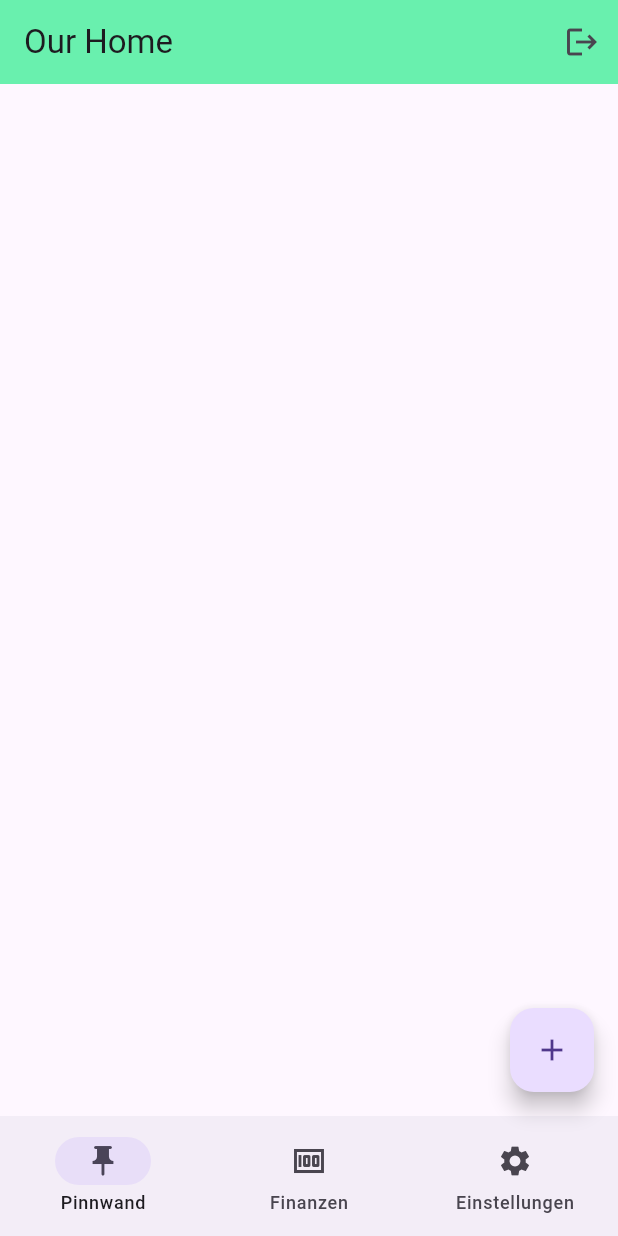
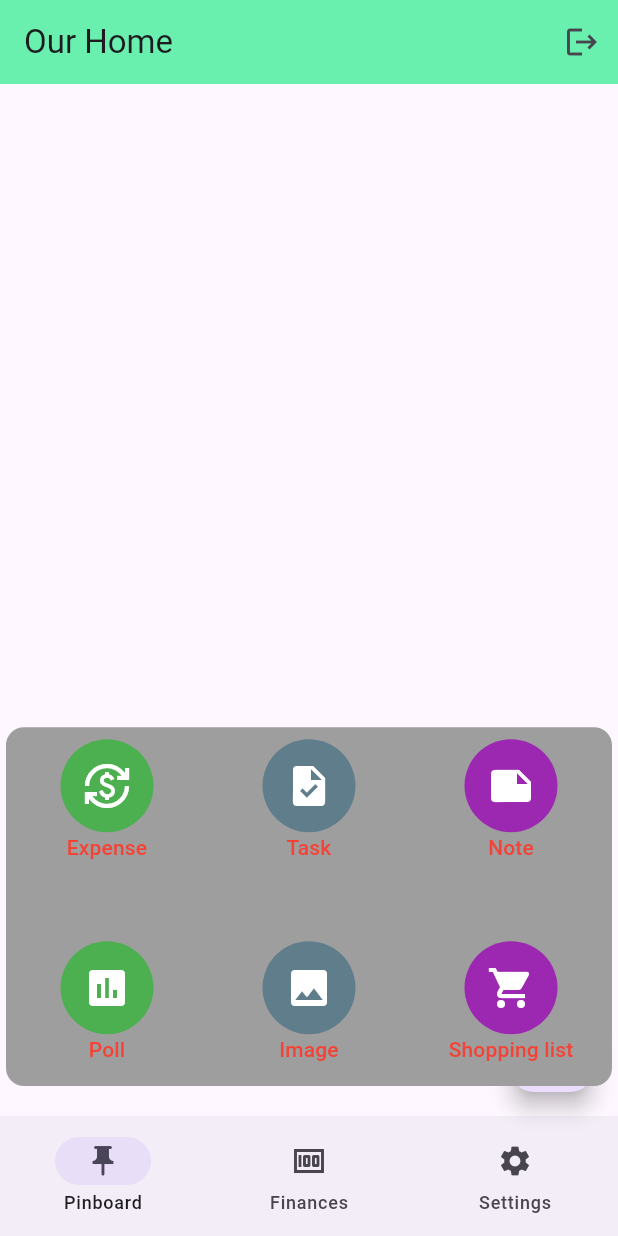
Before and after one commit to anbraten/ourhome, a Flutter app: the HomeScreen screen opened by its route, after a tap on the "add" icon, on a phone screen of 412 x 824 dp. Run offline on Flutter 3.47's test engine with Material 3 defaults, Android fonts, the phone set to English and light mode, and no system bars; our stand-ins replace go_router, pocketbase, shared_preferences; accounts and stored records are empty; network calls fail.

Commit message:
feat: improve post types

```diff
--- a/lib/pages/home.dart
+++ b/lib/pages/home.dart
@@ -52,49 +52,34 @@ class _HomeScreenState extends State<HomeScreen> with TickerProviderStateMixin {
   GlobalKey globalKey = GlobalKey();
   List<Map> postTypes = [
     {
-      "icon": Icons.home,
+      "icon": Icons.currency_exchange,
       "color": Colors.green,
-      "text": "Horst",
+      "text": "Expense",
     },
     {
-      "icon": Icons.settings,
+      "icon": Icons.task,
       "color": Colors.blueGrey,
-      "text": "Horst",
+      "text": "Task",
     },
     {
-      "icon": Icons.location_city,
+      "icon": Icons.note,
       "color": Colors.purple,
-      "text": "Horst",
+      "text": "Note",
     },
     {
-      "icon": Icons.home,
+      "icon": Icons.poll,
       "color": Colors.green,
-      "text": "Horst",
+      "text": "Poll",
     },
     {
-      "icon": Icons.settings,
+      "icon": Icons.image,
       "color": Colors.blueGrey,
-      "text": "Horst",
+      "text": "Image",
     },
     {
-      "icon": Icons.location_city,
+      "icon": Icons.shopping_cart,
       "color": Colors.purple,
-      "text": "Horst",
-    },
-    {
-      "icon": Icons.home,
-      "color": Colors.green,
-      "text": "Horst",
-    },
-    {
-      "icon": Icons.settings,
-      "color": Colors.blueGrey,
-      "text": "Horst",
-    },
-    {
-      "icon": Icons.location_city,
-      "color": Colors.purple,
-      "text": "Horst",
+      "text": "Shopping list",
     },
   ];
 
@@ -124,12 +109,26 @@ class _HomeScreenState extends State<HomeScreen> with TickerProviderStateMixin {
               child: GridView.count(
                 crossAxisCount: 3,
                 padding: EdgeInsets.zero,
-                shrinkWrap: false,
+                shrinkWrap: true,
                 children: List.from(postTypes)
                     .map(
                       (e) => TextButton(
-                        onPressed: () {
-                          animationController!.reverse();
+                        onPressed: () async {
+                          // TODO: run action for specific postType
+                          var user = AuthState.of(context).user;
+                          var shareId = "q3wx3fdcvo8zw1q"; // TODO: get share id
+                          await Api.of(context)
+                              .pb
+                              .collection('posts')
+                              .create(body: {
+                            'type': 'expense',
+                            'share': shareId,
+                            'author': user?.id,
+                            'data':
+                                '{"title": "Cleaning materials", "date": "2023-09-21T07:03:45.292Z", "amount": 10, "currency": "EUR", "paidBy": "Ich", "paidFor": ["Ich", "Du"]}',
+                          });
+
+                          await animationController!.reverse();
                           overlayEntry!.remove();
                         },
                         child: Column(
@@ -146,12 +145,12 @@ class _HomeScreenState extends State<HomeScreen> with TickerProviderStateMixin {
                                 size: 32,
                               ),
                             ),
-                            const Text(
-                              "Horst",
+                            Text(
+                              e["text"],
                               textAlign: TextAlign.center,
-                              style: TextStyle(
-                                color: Colors.grey,
-                                fontSize: 16,
+                              style: const TextStyle(
+                                color: Colors.red,
+                                fontSize: 14,
                               ),
                             ),
                           ],
@@ -198,7 +197,7 @@ class _HomeScreenState extends State<HomeScreen> with TickerProviderStateMixin {
         AnimationController(vsync: this, duration: const Duration(seconds: 1));
     animation = Tween(begin: 0.0, end: 1.0).animate(CurvedAnimation(
         parent: animationController!,
-        curve: Interval(0.2, 1.0, curve: Curves.ease)));
+        curve: const Interval(0.2, 1.0, curve: Curves.ease)));
   }
 
   @override
@@ -235,20 +234,11 @@ class _HomeScreenState extends State<HomeScreen> with TickerProviderStateMixin {
         ),
       ),
       floatingActionButton: FloatingActionButton(
-        child: const Icon(Icons.add),
         key: globalKey,
         onPressed: () async {
-          var user = AuthState.of(context).user;
-          var shareId = "q3wx3fdcvo8zw1q"; // TODO: get share id
-          await Api.of(context).pb.collection('posts').create(body: {
-            'type': 'expense',
-            'share': shareId,
-            'author': user?.id,
-            'data':
-                '{"title": "Putzmittel", "date": "2023-09-21T07:03:45.292Z", "amount": 10, "currency": "EUR", "paidBy": "Ich", "paidFor": ["Ich", "Du"]}',
-          });
           _showOverLay();
         },
+        child: const Icon(Icons.add),
       ),
       bottomNavigationBar: NavigationBar(
         onDestinationSelected: (int index) {
@@ -260,15 +250,15 @@ class _HomeScreenState extends State<HomeScreen> with TickerProviderStateMixin {
         destinations: const [
           NavigationDestination(
             icon: Icon(Icons.push_pin),
-            label: 'Pinnwand',
+            label: 'Pinboard',
           ),
           NavigationDestination(
             icon: Icon(Icons.money),
-            label: 'Finanzen',
+            label: 'Finances',
           ),
           NavigationDestination(
             icon: Icon(Icons.settings),
-            label: 'Einstellungen',
+            label: 'Settings',
           ),
         ],
       ),
```
